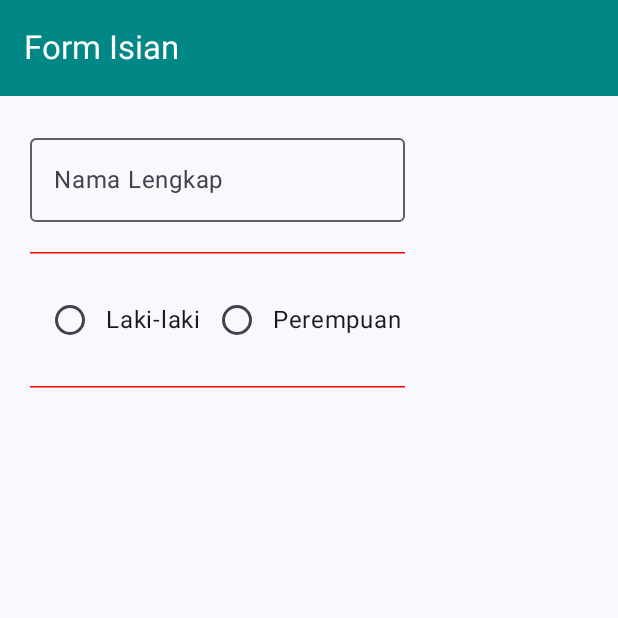
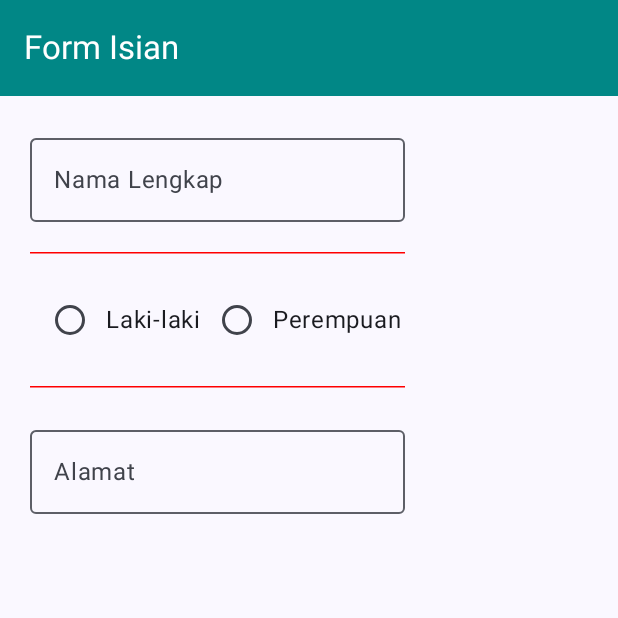
Before and after one commit to galang48/QuestNavigasiUI_176, an Android app built with Jetpack Compose: the composable FormIsian shown on its own in the app's theme, on a phone screen of 412 x 824 dp, the top half of it. Run offline under Robolectric (Android 15) with nearby library versions, the phone set to English and light mode, and no system bars.

Commit message:
tambah field 'Alamat' (OutlinedTextField)

```diff
--- a/app/src/main/java/com/example/navigasiku/view/Formulir.kt
+++ b/app/src/main/java/com/example/navigasiku/view/Formulir.kt
@@ -71,6 +71,14 @@ fun FormIsian(
                 thickness = 1.dp,
                 color = Color.Red
             )
+            OutlinedTextField(
+                value = "",
+                singleLine = true,
+                modifier = Modifier
+                    .width(250.dp),
+                label = {Text(text = "Alamat")},
+                onValueChange = {},
+            )
         }
 
     }
```
